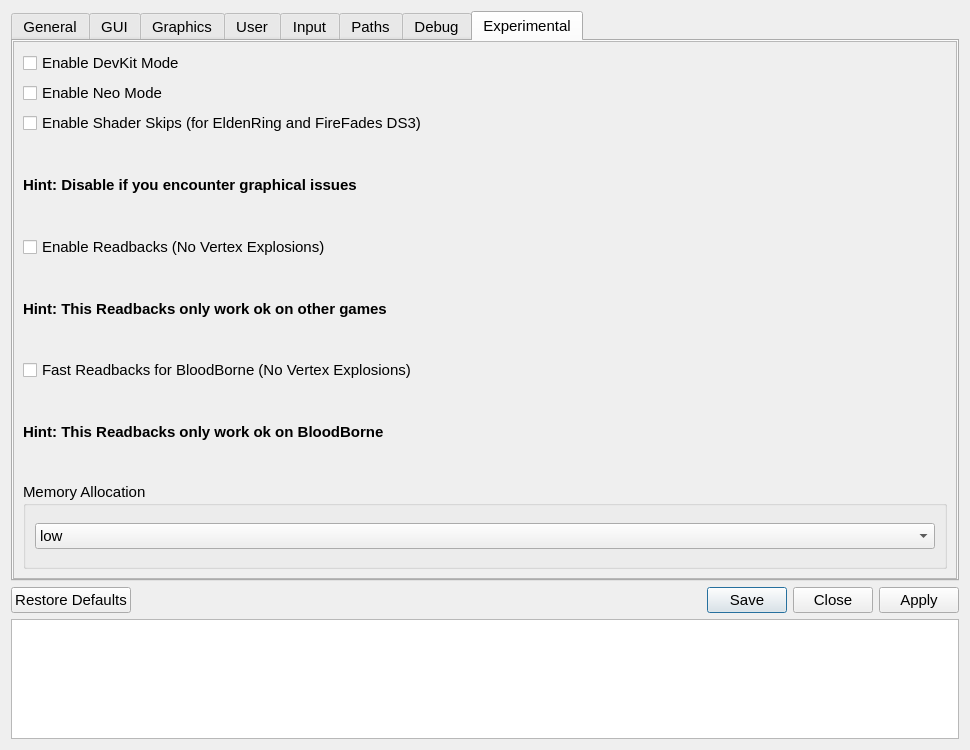
This is src/qt_gui/settings_dialog.ui in diegolix29/shadPS4 as Qt 5 draws it before an edit. The edited form follows.
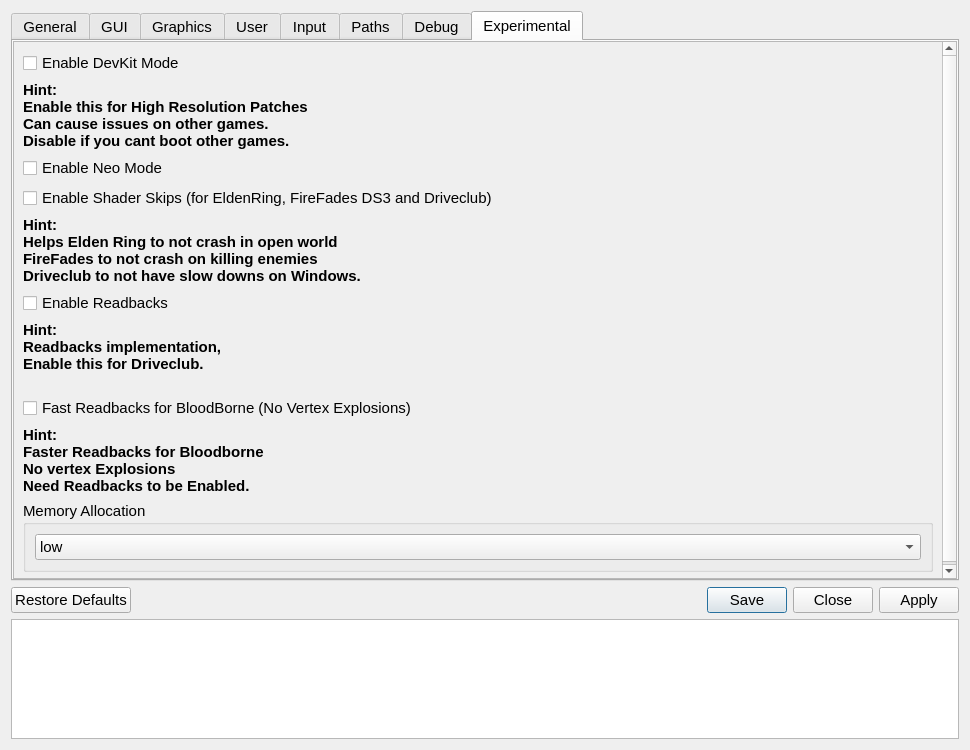
This is the edited form. Icons and pictures are not drawn.

Commit message: REworking experimental tab + revert pr that messed shadows

```diff
--- a/src/qt_gui/settings_dialog.ui
+++ b/src/qt_gui/settings_dialog.ui
@@ -2144,6 +2144,33 @@
               </property>
             </widget>
           </item>
+
+			<item>
+				<widget class="QLabel" name="label_22">
+					<property name="font">
+						<font>
+							<pointsize>11</pointsize>
+							<bold>true</bold>
+						</font>
+					</property>
+					<property name="wordWrap">
+						<bool>true</bool>
+					</property>
+					<property name="alignment">
+					</property>
+					<property name="text">
+						<string notr="true">
+							<![CDATA[
+        <b>Hint:</b><br/>
+        Enable this for High Resolution Patches<br/>
+        Can cause issues on other games.<br/>
+        Disable if you cant boot other games.
+        ]]>
+						</string>
+					</property>
+				</widget>
+			</item>
+			
           <item>
             <widget class="QCheckBox" name="isNeoModeCheckBox">
               <property name="text">
@@ -2154,7 +2181,7 @@
 			<item>
 				<widget class="QCheckBox" name="SkipsCheckBox">
 					<property name="text">
-						<string>Enable Shader Skips (for EldenRing and FireFades DS3)</string>
+						<string>Enable Shader Skips (for EldenRing, FireFades DS3 and Driveclub)</string>
 					</property>
 				</widget>
 			</item>
@@ -2167,8 +2194,20 @@
 							<bold>true</bold>
 						</font>
 					</property>
+					<property name="wordWrap">
+						<bool>true</bool>
+					</property>
+					<property name="alignment">
+					</property>
 					<property name="text">
-						<string>Hint: Disable if you encounter graphical issues</string>
+						<string notr="true">
+							<![CDATA[
+        <b>Hint:</b><br/>
+        Helps Elden Ring to not crash in open world<br/>
+        FireFades to not crash on killing enemies<br/>
+        Driveclub to not have slow downs on Windows.
+        ]]>
+						</string>
 					</property>
 				</widget>
 			</item>
@@ -2176,7 +2215,7 @@
 			<item>
             <widget class="QCheckBox" name="ReadbacksCheckBox">
               <property name="text">
-                <string>Enable Readbacks (No Vertex Explosions)</string>
+                <string>Enable Readbacks</string>
               </property>
             </widget>
           </item>
@@ -2190,7 +2229,13 @@
                 </font>
               </property>
               <property name="text">
-                <string>Hint: This Readbacks only work ok on other games</string>
+					<string notr="true">
+						<![CDATA[
+        <b>Hint:</b><br/>
+        Readbacks implementation,<br/>
+        Enable this for Driveclub.<br/>
+        ]]>
+					</string>
               </property>
             </widget>
           </item>
@@ -2212,7 +2257,14 @@
 						</font>
 					</property>
 					<property name="text">
-						<string>Hint: This Readbacks only work ok on BloodBorne</string>
+						<string notr="true">
+							<![CDATA[
+        <b>Hint:</b><br/>
+        Faster Readbacks for Bloodborne<br/>
+        No vertex Explosions<br/>
+        Need Readbacks to be Enabled.
+        ]]>
+						</string>
 					</property>
 				</widget>
 			</item>
```
Left out of the diff: 2 changed lines with no effect on the pictures. Lines whose indentation alone changed are shown as unchanged. The commit also changes 2 other files.
